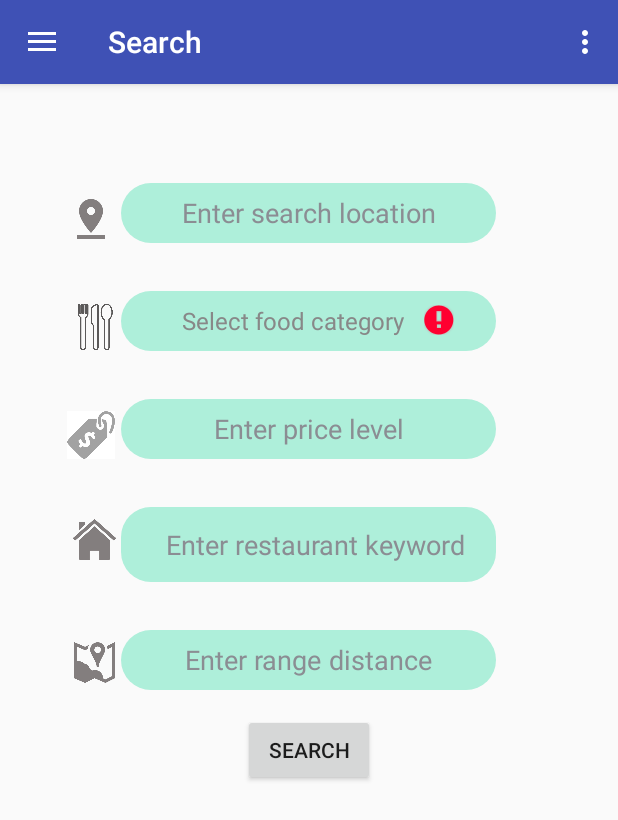
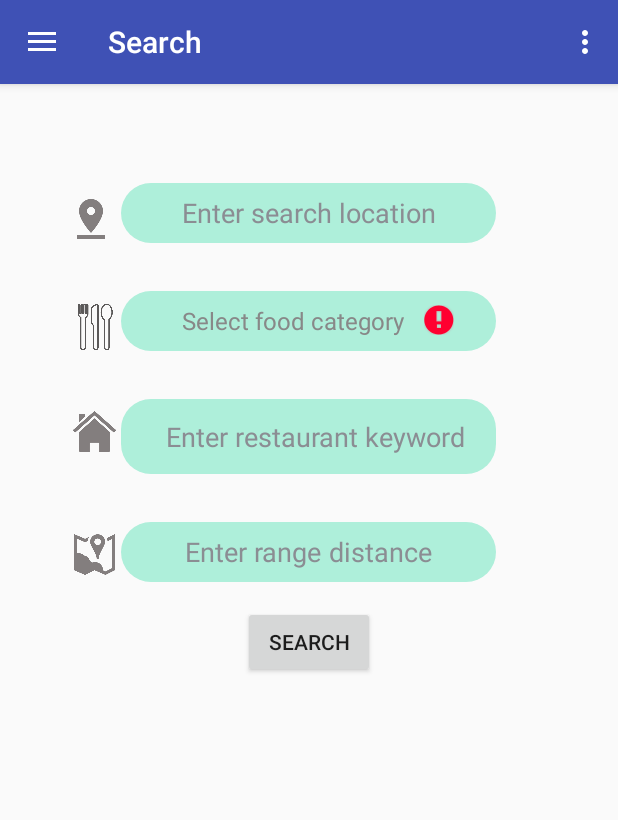
Before and after one commit to wyunhao/teamgg, an Android app: the screen it shows after launch once a user with an empty profile is signed in (NavigationDrawerActivity), in the side drawer, after a tap on "Search", on a phone screen of 412 x 824 dp. Shown: the top 820 px of the screen. Run offline under Robolectric (Android 15) with nearby library versions, the phone set to English and light mode, and no system bars; our stand-ins replace Firebase (no records; nobody signed in at launch, a user with empty details on screens opened directly); 9 statements that could not run were skipped.

```diff
--- a/EatWise/app/src/main/java/com/example/vince/eatwise/SearchFragment.java
+++ b/EatWise/app/src/main/java/com/example/vince/eatwise/SearchFragment.java
@@ -96,17 +96,6 @@ public class SearchFragment extends Fragment  {
             }
         });
 
-        final EditText price = myView.findViewById(R.id.editTextPrice);
-        price.setOnFocusChangeListener(new View.OnFocusChangeListener() {
-            @Override
-            public void onFocusChange(View view, boolean hasFocus) {
-                try {
-                    Double.parseDouble(price.getText().toString());
-                } catch (NumberFormatException e) {
-                    price.setError("Please enter a valid price level.");
-                }
-            }
-        });//set error for price level if user does not specify one, real-time validation
         final EditText keyword = myView.findViewById(R.id.editTextKeyword);
 
         submitFilter.setOnClickListener(new View.OnClickListener() {
@@ -127,15 +116,13 @@ public class SearchFragment extends Fragment  {
                     Log.i("radius exception", "Radius not set in Filter");
                 }
 
-                if (location.getError() != null || price.getError() != null
-                        || ((TextView) category.getSelectedView()).getError() != null) {
+                if (location.getError() != null || ((TextView) category.getSelectedView()).getError() != null) {
                     Toast.makeText(getActivity(), "Please complete the search filter", Toast.LENGTH_SHORT).show();
                 }//if there is still error in any edittext boxes, show the Toast to let user complete the search filter
                 else {
                     final QueryFilter filter = QueryFilter.builder().location(location.getText().toString())
                             .category((String) category.getSelectedItem())
                             .distance(distanceDefault)
-                            .price(Double.parseDouble(price.getText().toString()))
                             .keyword(kw)
                             .build();
 
--- a/EatWise/app/src/main/res/layout/activity_search.xml
+++ b/EatWise/app/src/main/res/layout/activity_search.xml
@@ -69,35 +69,6 @@
         android:layout_marginVertical="@dimen/text_margin"/>
 
 
-    <EditText
-        android:layout_width = "250dp"
-        android:layout_height = "40dp"
-        android:id = "@+id/editTextPrice"
-        android:inputType="numberDecimal"
-        android:hint = "  Enter price level  "
-        android:focusable = "true"
-        android:textColorHighlight = "#7fff88"
-        android:textColorHint = "#8b8d93"
-        android:background="@drawable/search_field_gradient"
-        android:layout_below="@id/spinnerCategory"
-        android:layout_centerHorizontal="true"
-        android:layout_marginVertical="@dimen/text_margin"
-        android:nextFocusDown="@id/editTextKeyword"
-        android:textAlignment="center"
-        android:paddingLeft="20dp"
-        android:paddingRight="20dp"
-        android:singleLine="true"/>
-
-    <ImageView
-        android:id="@+id/priceicon"
-        android:layout_width="40dp"
-        android:layout_height="40dp"
-        android:paddingTop="@dimen/nav_header_vertical_spacing"
-        android:src="@drawable/price_icon"
-        android:layout_below="@id/spinnerCategory"
-        android:layout_toLeftOf="@id/editTextPrice"
-        android:layout_marginVertical="@dimen/text_margin"/>
-
 
     <EditText
         android:layout_width = "250dp"
@@ -108,7 +79,7 @@
         android:textColorHighlight = "#7fff88"
         android:textColorHint = "#8b8d93"
         android:background="@drawable/search_field_gradient"
-        android:layout_below="@id/editTextPrice"
+        android:layout_below="@id/spinnerCategory"
         android:layout_centerHorizontal="true"
         android:layout_marginVertical="@dimen/text_margin"
         android:textAlignment="center"
@@ -122,7 +93,7 @@
         android:layout_height="35dp"
         android:paddingTop="@dimen/nav_header_vertical_spacing"
         android:src="@drawable/house_icon"
-        android:layout_below="@id/editTextPrice"
+        android:layout_below="@id/spinnerCategory"
         android:tint="#837e7e"
         android:layout_toLeftOf="@id/editTextKeyword"
         android:layout_marginVertical="@dimen/text_margin"/>
```
Also changed, not shown: EatWise/app/src/main/java/com/example/vince/eatwise/MapsActivity.java (+22 -2 lines), 1 other file.
